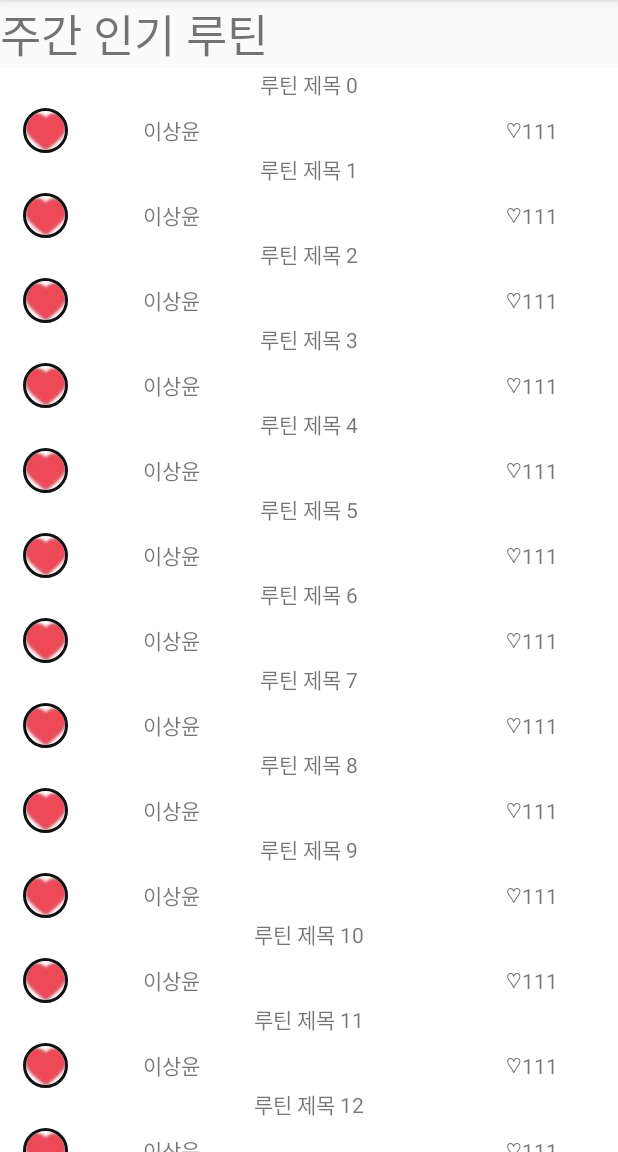
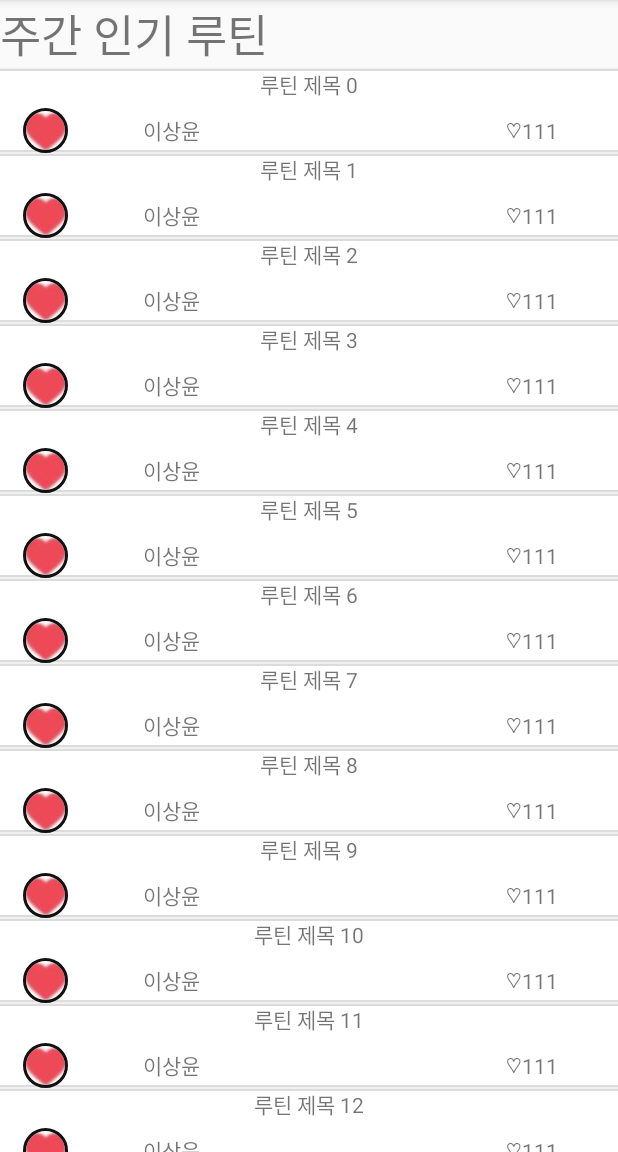
Before and after one commit to Ju-nic2/YourHealth, an Android app: the sns_weekly screen opened directly, with no data from a screen before it, on a phone screen of 412 x 824 dp, the part 84-1236 px from its top. Run offline under Robolectric (Android 15) with nearby library versions, the phone set to English and light mode, and no system bars; our stand-ins replace CircleImageView.

```diff
--- a/app/src/main/java/com/example/yourhealth/sns_weekly.java
+++ b/app/src/main/java/com/example/yourhealth/sns_weekly.java
@@ -6,11 +6,8 @@ import androidx.recyclerview.widget.RecyclerView;
 
 import android.os.Bundle;
 
-import java.util.Arrays;
-import java.util.List;
-
 public class sns_weekly extends AppCompatActivity {
-    private recyclerAdapter.RecyclerAdapter adapter;
+    private sns_weekly_recyclerAdapter.RecyclerAdapter adapter;
     @Override
     protected void onCreate(Bundle savedInstanceState) {
         super.onCreate(savedInstanceState);
@@ -27,7 +24,7 @@ public class sns_weekly extends AppCompatActivity {
         LinearLayoutManager linearLayoutManager = new LinearLayoutManager(this);
         recyclerView.setLayoutManager(linearLayoutManager);
 
-        adapter = new recyclerAdapter.RecyclerAdapter();
+        adapter = new sns_weekly_recyclerAdapter.RecyclerAdapter();
         recyclerView.setAdapter(adapter);
     }
 
--- a/app/src/main/java/com/example/yourhealth/recyclerAdapter.java
+++ b/app/src/main/java/com/example/yourhealth/sns_weekly_recyclerAdapter.java
@@ -13,7 +13,7 @@ import java.util.ArrayList;
 
 import de.hdodenhof.circleimageview.CircleImageView;
 
-public class recyclerAdapter {
+public class sns_weekly_recyclerAdapter {
     public static class RecyclerAdapter extends RecyclerView.Adapter<RecyclerAdapter.ItemViewHolder> {
 
         // adapter에 들어갈 list 입니다.
--- /dev/null
+++ b/app/src/main/res/drawable/border.xml
@@ -0,0 +1,18 @@
+<?xml version="1.0" encoding="utf-8"?>
+<layer-list xmlns:android="http://schemas.android.com/apk/res/android" >
+
+    <item
+        android:bottom="1dp"
+        android:left="-2dp"
+        android:right="-2dp"
+        android:top="1dp">
+        <shape android:shape="rectangle" >
+            <stroke
+                android:width="1dp"
+                android:color="#dcdcdc" />
+
+            <solid android:color="#FFF" />
+        </shape>
+    </item>
+
+</layer-list>
--- a/app/src/main/res/layout/item.xml
+++ b/app/src/main/res/layout/item.xml
@@ -2,7 +2,7 @@
 <LinearLayout xmlns:android="http://schemas.android.com/apk/res/android"
     android:layout_width="match_parent"
     android:layout_height="wrap_content"
-    android:background="#FFFFFF"
+    android:background="@drawable/border"
     android:layout_weight="1"
     android:orientation="vertical">
 
```
